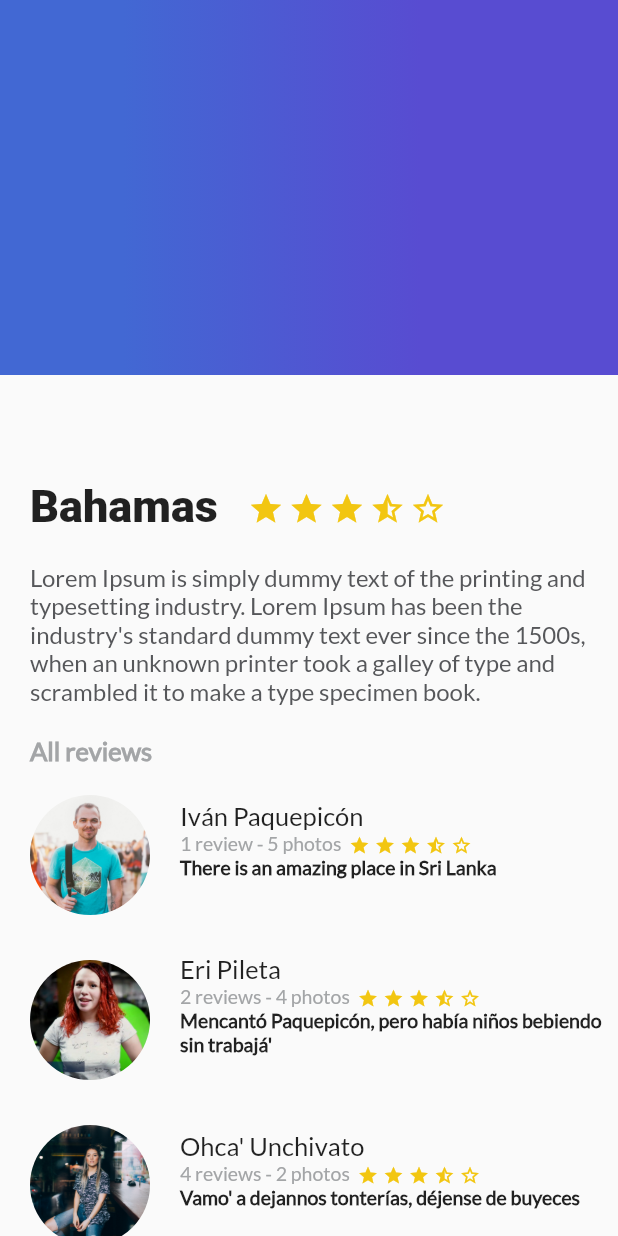
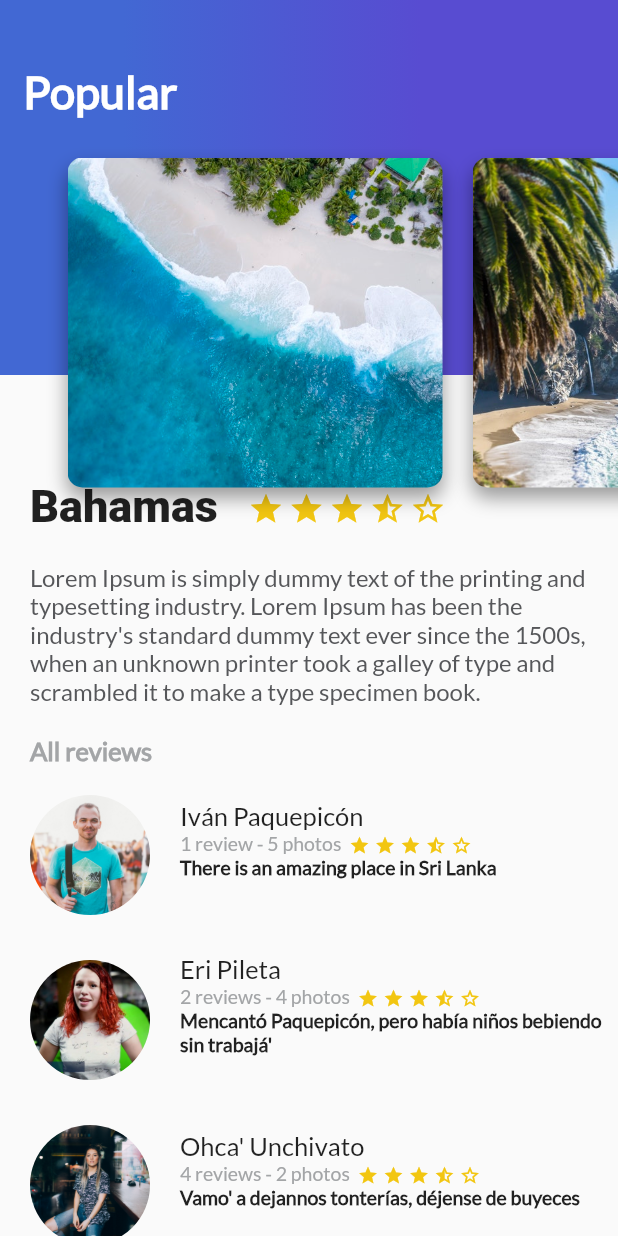
Before and after one commit to juaruiura/Platzi-trips-app, a Flutter app: the screen it shows after launch, on a phone screen of 412 x 824 dp. Run offline on Flutter 3.47's test engine with Material 2 defaults, Android fonts, the phone set to English and light mode, and no system bars.

Commit message:
header with images added

```diff
--- /dev/null
+++ b/lib/card_image.dart
@@ -0,0 +1,35 @@
+import 'package:flutter/material.dart';
+
+class CardImage extends StatelessWidget {
+  String pathImage = "assets/img/beach.jpg";
+  CardImage(this.pathImage);
+
+  @override
+  Widget build(BuildContext context) {
+    final card = Container(
+      height: 350.0,
+      width: 250.0,
+      margin: EdgeInsets.only(
+        top: 80.0,
+        left: 20.0,
+      ),
+      decoration: BoxDecoration(
+        image: DecorationImage(
+          fit: BoxFit.cover,
+          image: AssetImage(pathImage),
+        ),
+        borderRadius: BorderRadius.all(Radius.circular(10.0)),
+        shape: BoxShape.rectangle,
+        boxShadow: <BoxShadow>[
+          BoxShadow(
+            color: Colors.black38,
+            blurRadius: 10.0,
+            offset: Offset(0.0, 7.0),
+          )
+        ]
+      ),
+    );
+
+    return card;
+  }
+}
--- /dev/null
+++ b/lib/card_image_list.dart
@@ -0,0 +1,23 @@
+import 'package:flutter/material.dart';
+import 'package:platzi_trips_app/card_image.dart';
+
+class CardImageList extends StatelessWidget {
+  @override
+  Widget build(BuildContext context) {
+    return Container(
+      height: 350.0,
+      child: ListView(
+        padding: EdgeInsets.all(25.0),
+        scrollDirection: Axis.horizontal,
+        children: <Widget>[
+          CardImage("assets/img/beach.jpg"),
+          CardImage("assets/img/beach_palm.jpg"),
+          CardImage("assets/img/mountain.jpg"),
+          CardImage("assets/img/mountain_stars.jpg"),
+          CardImage("assets/img/river.jpg"),
+          CardImage("assets/img/sunset.jpg"),
+        ],
+      ),
+    );
+  }
+}
--- a/lib/gradient_back.dart
+++ b/lib/gradient_back.dart
@@ -1,6 +1,9 @@
 import 'package:flutter/material.dart';
 
 class GradientBack extends StatelessWidget {
+  String title;
+  GradientBack(this.title);
+
   @override
   Widget build(BuildContext context) {
     return Container(
@@ -17,6 +20,16 @@ class GradientBack extends StatelessWidget {
           tileMode: TileMode.clamp,
         )
       ),
+      child: Text(
+        title,
+        style: TextStyle(
+          color: Colors.white,
+          fontSize: 30.0,
+          fontFamily: "Lato",
+          fontWeight: FontWeight.bold,
+        ),
+      ),
+      alignment: Alignment(-0.9, -0.6),
     );
   }
 }
--- /dev/null
+++ b/lib/header_appbar.dart
@@ -0,0 +1,15 @@
+import 'package:flutter/material.dart';
+import 'package:platzi_trips_app/card_image_list.dart';
+import 'package:platzi_trips_app/gradient_back.dart';
+
+class HeaderAppBar extends StatelessWidget {
+  @override
+  Widget build(BuildContext context) {
+    return Stack(
+      children: [
+        GradientBack("Popular"),
+        CardImageList(),
+      ],
+    );
+  }
+}
--- a/lib/main.dart
+++ b/lib/main.dart
@@ -1,5 +1,5 @@
 import 'package:flutter/material.dart';
-import 'package:platzi_trips_app/gradient_back.dart';
+import 'package:platzi_trips_app/header_appbar.dart';
 import 'description_place.dart';
 import 'review_list.dart';
 
@@ -23,7 +23,7 @@ class MyApp extends StatelessWidget {
                 new ReviewList(),
               ],
             ),
-            GradientBack(),
+            HeaderAppBar(),
           ],
         )
       ),
```
Also changed, not shown: assets/img/beach.jpg (added), assets/img/beach_palm.jpg (added), assets/img/mountain.jpg (added), assets/img/mountain_stars.jpg (added), assets/img/river.jpg (added), assets/img/sunset.jpg (added).
